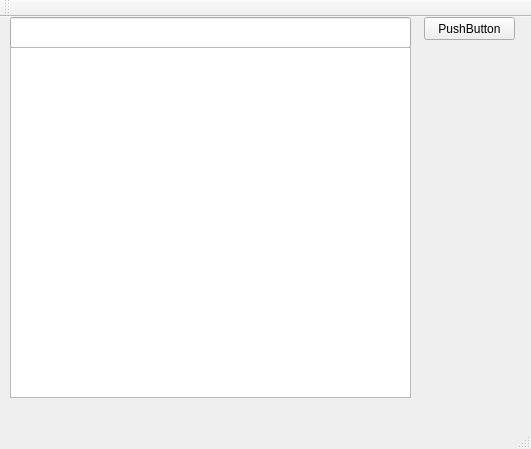
The window that prueba/mainwindow.ui (martinedelmann/personal) describes before a commit, drawn with Qt 5.
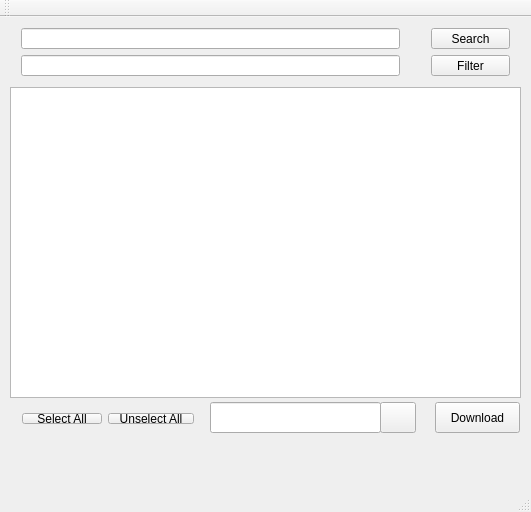
The same window after the commit.

The edit to the form file:
```diff
--- a/prueba/mainwindow.ui
+++ b/prueba/mainwindow.ui
@@ -7,46 +7,136 @@
     <x>0</x>
     <y>0</y>
     <width>531</width>
-    <height>449</height>
+    <height>512</height>
    </rect>
   </property>
   <property name="windowTitle">
    <string>MainWindow</string>
   </property>
   <widget class="QWidget" name="centralWidget">
-   <widget class="QPushButton" name="pushButton">
-    <property name="geometry">
-     <rect>
-      <x>424</x>
-      <y>0</y>
-      <width>91</width>
-      <height>23</height>
-     </rect>
-    </property>
-    <property name="text">
-     <string>PushButton</string>
-    </property>
-   </widget>
-   <widget class="QLineEdit" name="tokenEditLine">
-    <property name="geometry">
-     <rect>
-      <x>10</x>
-      <y>0</y>
-      <width>401</width>
-      <height>31</height>
-     </rect>
-    </property>
-   </widget>
    <widget class="QListView" name="listView">
     <property name="geometry">
      <rect>
       <x>10</x>
-      <y>30</y>
+      <y>70</y>
+      <width>511</width>
+      <height>311</height>
+     </rect>
+    </property>
+   </widget>
+   <widget class="QPushButton" name="pushButtonDownload">
+    <property name="geometry">
+     <rect>
+      <x>435</x>
+      <y>385</y>
+      <width>85</width>
+      <height>31</height>
+     </rect>
+    </property>
+    <property name="text">
+     <string>Download</string>
+    </property>
+   </widget>
+   <widget class="QWidget" name="layoutWidget">
+    <property name="geometry">
+     <rect>
+      <x>11</x>
+      <y>385</y>
+      <width>194</width>
+      <height>33</height>
+     </rect>
+    </property>
+    <layout class="QFormLayout" name="formLayout">
+     <item row="0" column="0">
+      <widget class="QPushButton" name="pushButtonSelectAll">
+       <property name="text">
+        <string>Select All</string>
+       </property>
+      </widget>
+     </item>
+     <item row="0" column="1">
+      <widget class="QPushButton" name="pushButtonUnselectAll">
+       <property name="text">
+        <string>Unselect All</string>
+       </property>
+      </widget>
+     </item>
+    </layout>
+   </widget>
+   <widget class="QWidget" name="layoutWidget">
+    <property name="geometry">
+     <rect>
+      <x>10</x>
+      <y>0</y>
       <width>401</width>
-      <height>351</height>
+      <height>70</height>
      </rect>
     </property>
+    <layout class="QFormLayout" name="formLayout_2">
+     <item row="1" column="0" colspan="2">
+      <widget class="QLineEdit" name="lineEditFilter"/>
+     </item>
+     <item row="0" column="0" colspan="2">
+      <widget class="QLineEdit" name="lineEditToken"/>
+     </item>
+    </layout>
    </widget>
+   <widget class="QWidget" name="layoutWidget">
+    <property name="geometry">
+     <rect>
+      <x>420</x>
+      <y>0</y>
+      <width>101</width>
+      <height>70</height>
+     </rect>
+    </property>
+    <layout class="QFormLayout" name="formLayout_3">
+     <item row="0" column="0" colspan="2">
+      <widget class="QPushButton" name="pushButtonSearch">
+       <property name="text">
+        <string>Search</string>
+       </property>
+      </widget>
+     </item>
+     <item row="1" column="0" colspan="2">
+      <widget class="QPushButton" name="pushButtonFilter">
+       <property name="text">
+        <string>Filter</string>
+       </property>
+      </widget>
+     </item>
+    </layout>
+   </widget>
+   <widget class="QLineEdit" name="lineEditFolder">
+    <property name="geometry">
+     <rect>
+      <x>210</x>
+      <y>385</y>
+      <width>171</width>
+      <height>31</height>
+     </rect>
+    </property>
+   </widget>
+   <widget class="QPushButton" name="pushButton">
+    <property name="geometry">
+     <rect>
+      <x>380</x>
+      <y>385</y>
+      <width>36</width>
+      <height>31</height>
+     </rect>
+    </property>
+    <property name="text">
+     <string/>
+    </property>
+   </widget>
+   <zorder>layoutWidget</zorder>
+   <zorder>layoutWidget</zorder>
+   <zorder>layoutWidget</zorder>
+   <zorder>listView</zorder>
+   <zorder>pushButtonDownload</zorder>
+   <zorder>lineEditFolder</zorder>
+   <zorder>pushButton</zorder>
   </widget>
   <widget class="QMenuBar" name="menuBar">
    <property name="geometry">
```
